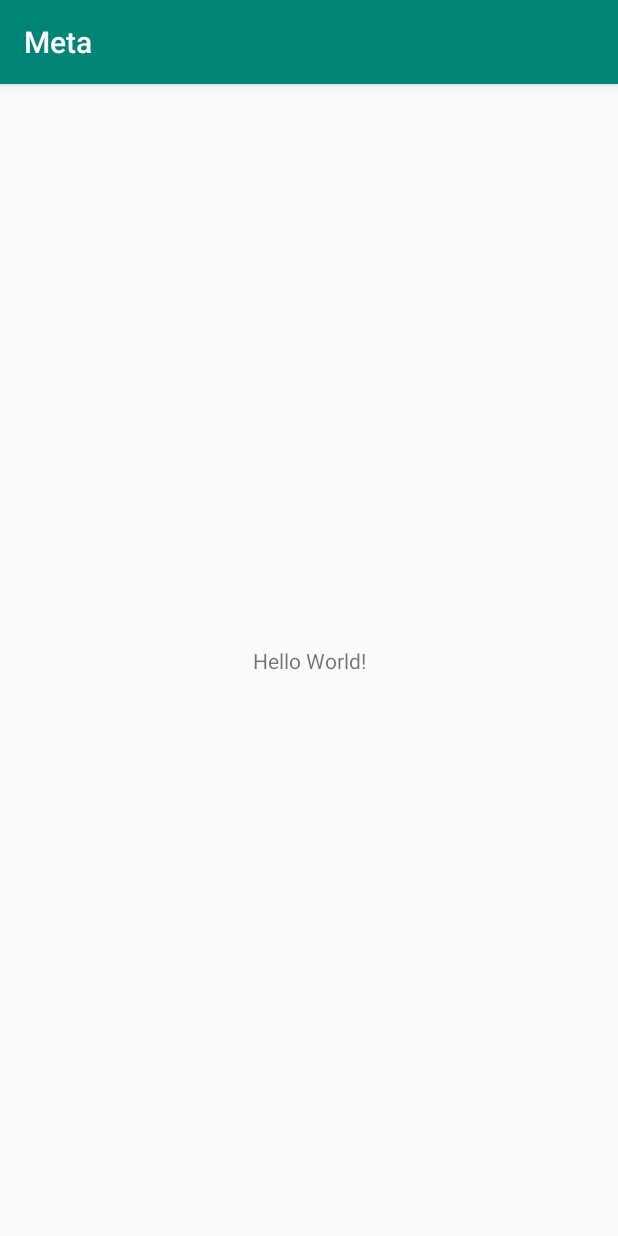
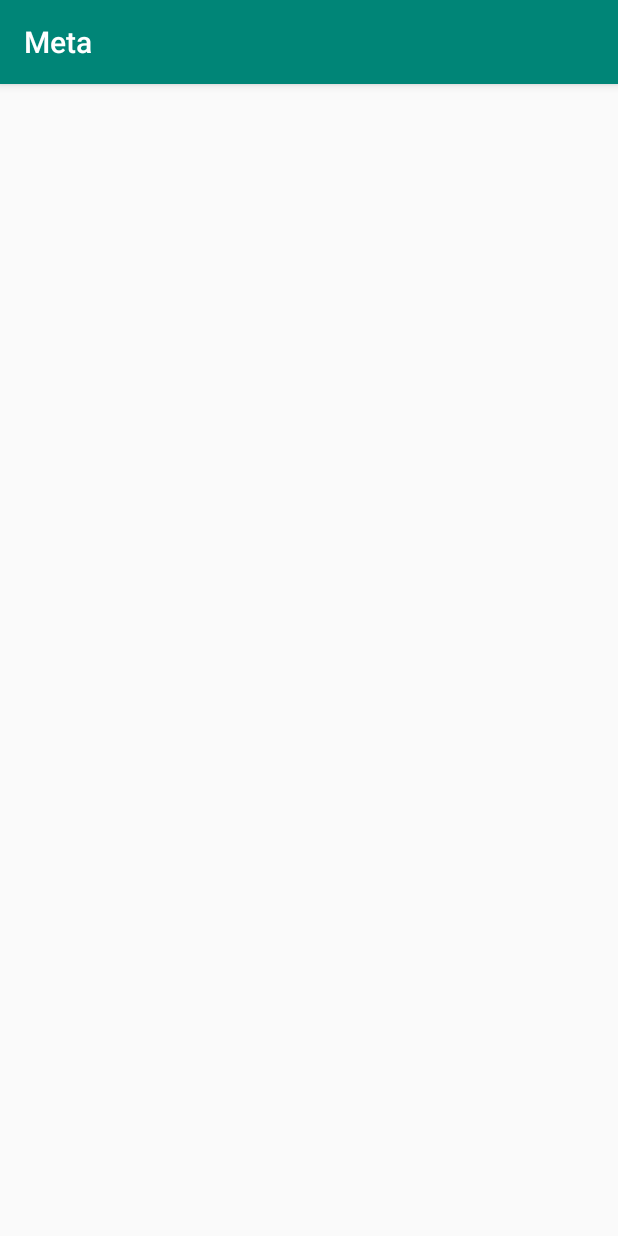
Before and after one commit to r-elio/CS0011-Final-Project, an Android app: the screen it shows after launch (MainActivity), on a phone screen of 412 x 824 dp. Run offline under Robolectric (Android 15) with nearby library versions, the phone set to English and light mode, and no system bars.

Commit message:
Initial commit

```diff
--- a/app/src/main/AndroidManifest.xml
+++ b/app/src/main/AndroidManifest.xml
@@ -4,18 +4,22 @@
 
     <application
         android:allowBackup="true"
-        android:icon="@mipmap/ic_launcher"
+        android:icon="@mipmap/meta"
         android:label="@string/app_name"
-        android:roundIcon="@mipmap/ic_launcher_round"
+        android:roundIcon="@mipmap/meta"
         android:supportsRtl="true"
         android:theme="@style/AppTheme">
-        <activity android:name=".MainActivity">
+        <activity
+            android:name=".SplashActivity"
+            android:theme="@style/SplashTheme">
             <intent-filter>
                 <action android:name="android.intent.action.MAIN" />
 
                 <category android:name="android.intent.category.LAUNCHER" />
             </intent-filter>
         </activity>
+        <activity android:name=".MainActivity">
+        </activity>
     </application>
 
 </manifest>
--- /dev/null
+++ b/app/src/main/java/android/application/meta/SplashActivity.java
@@ -0,0 +1,17 @@
+package android.application.meta;
+
+import androidx.appcompat.app.AppCompatActivity;
+
+import android.content.Intent;
+import android.os.Bundle;
+
+public class SplashActivity extends AppCompatActivity {
+
+    @Override
+    protected void onCreate(Bundle savedInstanceState) {
+        super.onCreate(savedInstanceState);
+        Intent intent = new Intent(this,MainActivity.class);
+        startActivity(intent);
+        finish();
+    }
+}
--- /dev/null
+++ b/app/src/main/res/drawable/splash.xml
@@ -0,0 +1,9 @@
+<?xml version="1.0" encoding="utf-8"?>
+<layer-list xmlns:android="http://schemas.android.com/apk/res/android">
+    <item android:drawable="@color/black"/>
+    <item>
+        <bitmap
+            android:src="@drawable/splash_logo"
+            android:gravity="center"/>
+    </item>
+</layer-list>
--- a/app/src/main/res/layout/activity_main.xml
+++ b/app/src/main/res/layout/activity_main.xml
@@ -4,15 +4,4 @@
     xmlns:tools="http://schemas.android.com/tools"
     android:layout_width="match_parent"
     android:layout_height="match_parent"
-    tools:context=".MainActivity">
-
-    <TextView
-        android:layout_width="wrap_content"
-        android:layout_height="wrap_content"
-        android:text="Hello World!"
-        app:layout_constraintBottom_toBottomOf="parent"
-        app:layout_constraintLeft_toLeftOf="parent"
-        app:layout_constraintRight_toRightOf="parent"
-        app:layout_constraintTop_toTopOf="parent" />
-
-</androidx.constraintlayout.widget.ConstraintLayout>
+    tools:context=".MainActivity"/>
--- a/app/src/main/res/values/colors.xml
+++ b/app/src/main/res/values/colors.xml
@@ -3,4 +3,5 @@
     <color name="colorPrimary">#008577</color>
     <color name="colorPrimaryDark">#00574B</color>
     <color name="colorAccent">#D81B60</color>
+    <color name="black">#000000</color>
 </resources>
--- a/app/src/main/res/values/styles.xml
+++ b/app/src/main/res/values/styles.xml
@@ -8,4 +8,10 @@
         <item name="colorAccent">@color/colorAccent</item>
     </style>
 
+    <style name="SplashTheme" parent="Theme.AppCompat.NoActionBar">
+        <item name="android:windowBackground">@drawable/splash</item>
+        <item name="android:statusBarColor">@color/black</item>
+        <item name="android:navigationBarColor">@color/black</item>
+    </style>
+
 </resources>
```
Also changed, not shown: app/src/main/res/drawable/splash_logo.png (added), app/src/main/res/mipmap-hdpi/meta.png (added).
